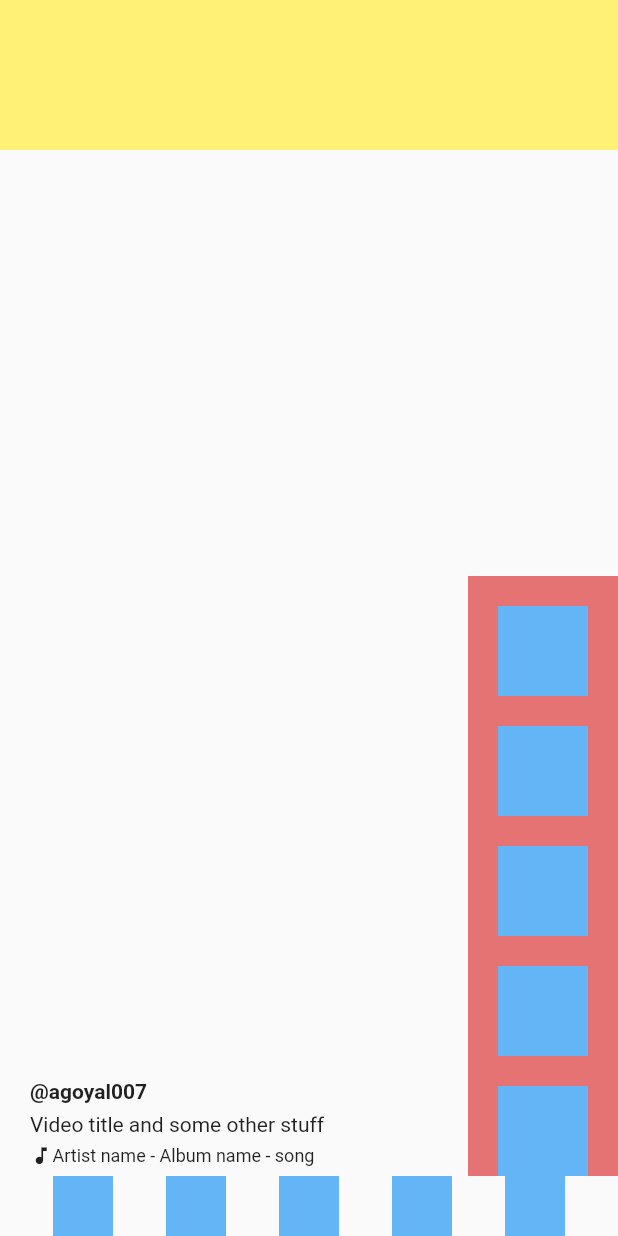
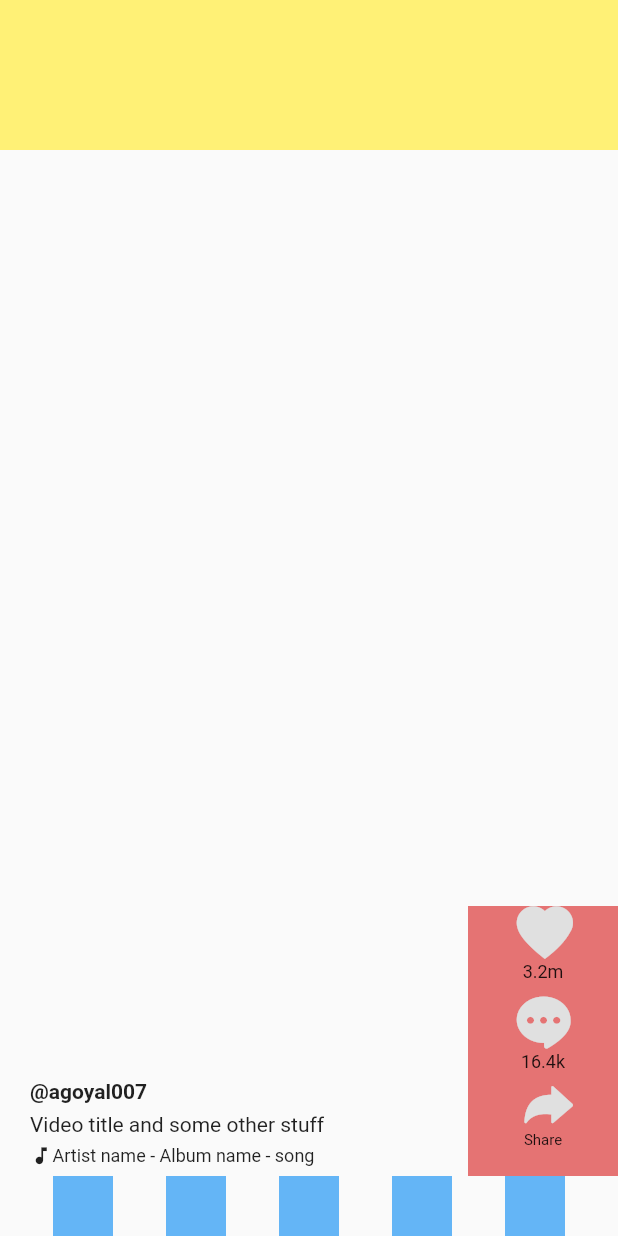
Before and after one commit to ayushgoyal7796/TickTokClone-flutter-ui, a Flutter app: the screen it shows after launch, on a phone screen of 412 x 824 dp. Run offline on Flutter 3.47's test engine with Material 2 defaults, Android fonts, the phone set to English and light mode, and no system bars.

Commit message:
add tiktok_icons + update actions_toolbar

```diff
--- a/lib/screens/home/widgets/actions_toolbar.dart
+++ b/lib/screens/home/widgets/actions_toolbar.dart
@@ -1,4 +1,6 @@
 import 'package:flutter/material.dart';
+import 'package:tiktokclone/screens/home/widgets/social_action.dart';
+import 'package:tiktokclone/utils/tiktok_icons.dart';
 
 class ActionsToolbar extends StatelessWidget {
   @override
@@ -8,15 +10,21 @@ class ActionsToolbar extends StatelessWidget {
       color: Colors.red[300],
       child: Column(
         mainAxisSize: MainAxisSize.min,
-        children: List<Widget>.generate(
-          5,
-          (_) => Container(
-            height: 60.0,
-            width: 60.0,
-            color: Colors.blue[300],
-            margin: EdgeInsets.only(top: 20.0),
+        children: <Widget>[
+          SocialAction(
+            icon: TikTokIcons.heart,
+            title: '3.2m',
           ),
-        ),
+          SocialAction(
+            icon: TikTokIcons.chat_bubble,
+            title: '16.4k',
+          ),
+          SocialAction(
+            icon: TikTokIcons.reply,
+            title: 'Share',
+            isShare: true,
+          ),
+        ],
       ),
     );
   }
--- /dev/null
+++ b/lib/utils/tiktok_icons.dart
@@ -0,0 +1,18 @@
+import 'package:flutter/widgets.dart';
+
+class TikTokIcons {
+  TikTokIcons._();
+
+  static const _kFontFam = 'TikTokIcons';
+
+  static const IconData chat_bubble =
+      const IconData(0xe808, fontFamily: _kFontFam);
+  static const IconData create = const IconData(0xe809, fontFamily: _kFontFam);
+  static const IconData heart = const IconData(0xe80a, fontFamily: _kFontFam);
+  static const IconData home = const IconData(0xe80b, fontFamily: _kFontFam);
+  static const IconData messages =
+      const IconData(0xe80c, fontFamily: _kFontFam);
+  static const IconData profile = const IconData(0xe80d, fontFamily: _kFontFam);
+  static const IconData reply = const IconData(0xe80e, fontFamily: _kFontFam);
+  static const IconData search = const IconData(0xe80f, fontFamily: _kFontFam);
+}
--- a/pubspec.yaml
+++ b/pubspec.yaml
@@ -19,3 +19,7 @@ dev_dependencies:
 
 flutter:
   uses-material-design: true
+  fonts:
+    - family: TikTokIcons
+      fonts:
+        - asset: assets/fonts/TikTokIcons.ttf
```
Also changed, not shown: assets/fonts/TikTokIcons.ttf (added).
